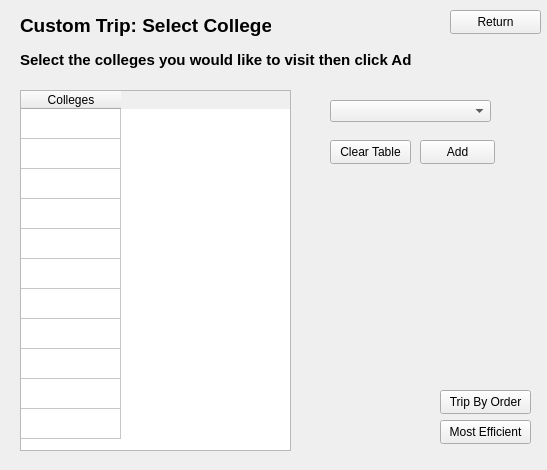
Qt form CollegeTouring/customtrip.ui (belalzahran/CS_Project2_TheApplicants) before a commit.
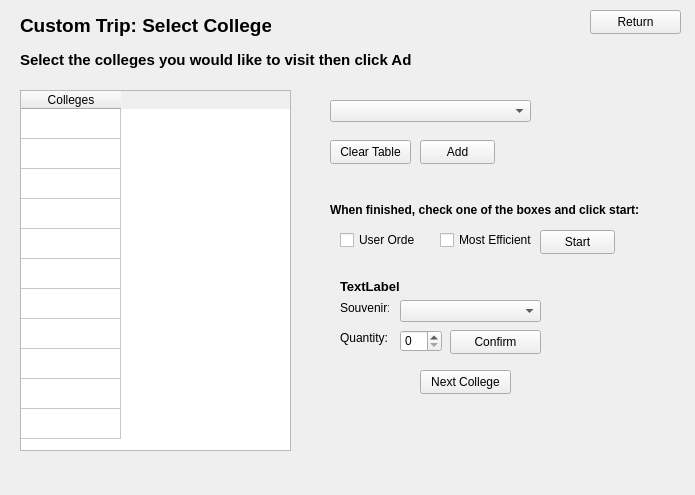
The same form after that commit.

Patch:
```diff
--- a/CollegeTouring/customtrip.ui
+++ b/CollegeTouring/customtrip.ui
@@ -6,8 +6,8 @@
    <rect>
     <x>0</x>
     <y>0</y>
-    <width>547</width>
-    <height>470</height>
+    <width>695</width>
+    <height>495</height>
    </rect>
   </property>
   <property name="palette">
@@ -117,7 +117,7 @@
     <rect>
      <x>330</x>
      <y>100</y>
-     <width>161</width>
+     <width>201</width>
      <height>22</height>
     </rect>
    </property>
@@ -167,33 +167,7 @@
   <widget class="QPushButton" name="pushButton_2">
    <property name="geometry">
     <rect>
-     <x>440</x>
-     <y>390</y>
-     <width>91</width>
-     <height>24</height>
-    </rect>
-   </property>
-   <property name="text">
-    <string>Trip By Order</string>
-   </property>
-  </widget>
-  <widget class="QPushButton" name="pushButton_3">
-   <property name="geometry">
-    <rect>
-     <x>440</x>
-     <y>420</y>
-     <width>91</width>
-     <height>24</height>
-    </rect>
-   </property>
-   <property name="text">
-    <string>Most Efficient</string>
-   </property>
-  </widget>
-  <widget class="QPushButton" name="pushButton_4">
-   <property name="geometry">
-    <rect>
-     <x>450</x>
+     <x>590</x>
      <y>10</y>
      <width>91</width>
      <height>24</height>
@@ -203,6 +177,149 @@
     <string>Return</string>
    </property>
   </widget>
+  <widget class="QSpinBox" name="spinBox">
+   <property name="geometry">
+    <rect>
+     <x>400</x>
+     <y>330</y>
+     <width>42</width>
+     <height>22</height>
+    </rect>
+   </property>
+  </widget>
+  <widget class="QPushButton" name="pushButton_next">
+   <property name="geometry">
+    <rect>
+     <x>420</x>
+     <y>370</y>
+     <width>91</width>
+     <height>24</height>
+    </rect>
+   </property>
+   <property name="text">
+    <string>Next College</string>
+   </property>
+  </widget>
+  <widget class="QComboBox" name="comboBox_purchase">
+   <property name="geometry">
+    <rect>
+     <x>400</x>
+     <y>300</y>
+     <width>141</width>
+     <height>22</height>
+    </rect>
+   </property>
+  </widget>
+  <widget class="QLabel" name="label_collegeName">
+   <property name="geometry">
+    <rect>
+     <x>340</x>
+     <y>276</y>
+     <width>241</width>
+     <height>21</height>
+    </rect>
+   </property>
+   <property name="font">
+    <font>
+     <pointsize>10</pointsize>
+     <bold>true</bold>
+    </font>
+   </property>
+   <property name="text">
+    <string>TextLabel</string>
+   </property>
+  </widget>
+  <widget class="QPushButton" name="pushButton_confirm">
+   <property name="geometry">
+    <rect>
+     <x>450</x>
+     <y>330</y>
+     <width>91</width>
+     <height>24</height>
+    </rect>
+   </property>
+   <property name="text">
+    <string>Confirm</string>
+   </property>
+  </widget>
+  <widget class="QCheckBox" name="checkBoxuserOrder">
+   <property name="geometry">
+    <rect>
+     <x>340</x>
+     <y>230</y>
+     <width>76</width>
+     <height>20</height>
+    </rect>
+   </property>
+   <property name="text">
+    <string>User Order</string>
+   </property>
+  </widget>
+  <widget class="QCheckBox" name="checkBox_2efficient">
+   <property name="geometry">
+    <rect>
+     <x>440</x>
+     <y>230</y>
+     <width>101</width>
+     <height>20</height>
+    </rect>
+   </property>
+   <property name="text">
+    <string>Most Efficient</string>
+   </property>
+  </widget>
+  <widget class="QLabel" name="label_3">
+   <property name="geometry">
+    <rect>
+     <x>330</x>
+     <y>200</y>
+     <width>311</width>
+     <height>21</height>
+    </rect>
+   </property>
+   <property name="text">
+    <string>&lt;html&gt;&lt;head/&gt;&lt;body&gt;&lt;p&gt;&lt;span style=&quot; font-weight:700;&quot;&gt;When finished, check one of the boxes and click start:&lt;/span&gt;&lt;/p&gt;&lt;/body&gt;&lt;/html&gt;</string>
+   </property>
+  </widget>
+  <widget class="QPushButton" name="pushButton_start">
+   <property name="geometry">
+    <rect>
+     <x>540</x>
+     <y>230</y>
+     <width>75</width>
+     <height>24</height>
+    </rect>
+   </property>
+   <property name="text">
+    <string>Start</string>
+   </property>
+  </widget>
+  <widget class="QLabel" name="label_4_souvenir">
+   <property name="geometry">
+    <rect>
+     <x>340</x>
+     <y>300</y>
+     <width>49</width>
+     <height>16</height>
+    </rect>
+   </property>
+   <property name="text">
+    <string>Souvenir:</string>
+   </property>
+  </widget>
+  <widget class="QLabel" name="label_5_quantity">
+   <property name="geometry">
+    <rect>
+     <x>340</x>
+     <y>330</y>
+     <width>49</width>
+     <height>16</height>
+    </rect>
+   </property>
+   <property name="text">
+    <string>Quantity:</string>
+   </property>
+  </widget>
  </widget>
  <resources/>
  <connections/>
```
Left out of the diff: 6 changed lines with no effect on the pictures.
